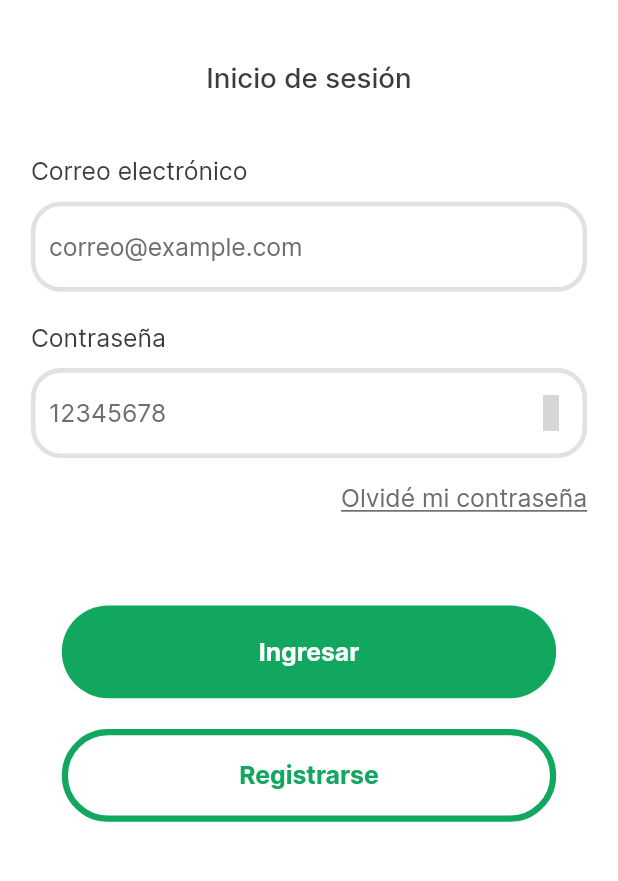
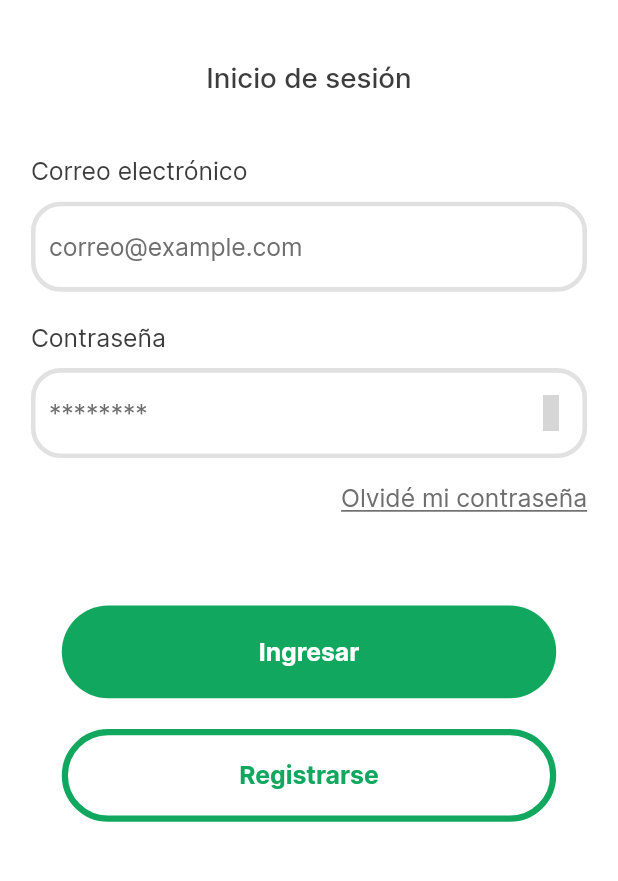
Before and after one commit to PaulAFC14/SmartGasMonitor, a Flutter app: the screen it shows after launch, on a phone screen of 412 x 824 dp, the part 297-1178 px from its top. Run offline on Flutter 3.47's test engine with Material 2 defaults, Android fonts, the phone set to English and light mode, and no system bars; our stand-ins replace iconsax, permission_handler; missing offline and left inert: flutter_iot_wifi, wifi_scan; grey boxes are pictures that could not be loaded.

Commit message:
Correción placeholder de contraseña

```diff
--- a/frontend/App/sgm/lib/src/views/auth/login-view.dart
+++ b/frontend/App/sgm/lib/src/views/auth/login-view.dart
@@ -146,7 +146,7 @@ class _LoginViewState extends State<LoginView> {
                     borderSide: BorderSide(
                         color: Theme.of(context).primaryColor,
                         width: 0.75 * vw)),
-                hintText: '12345678', //Texto predefinido
+                hintText: '********', //Texto predefinido
                 hintStyle: TextStyle(
                   fontSize: 4 * vw,
                   fontWeight: FontWeight.w400,
```
